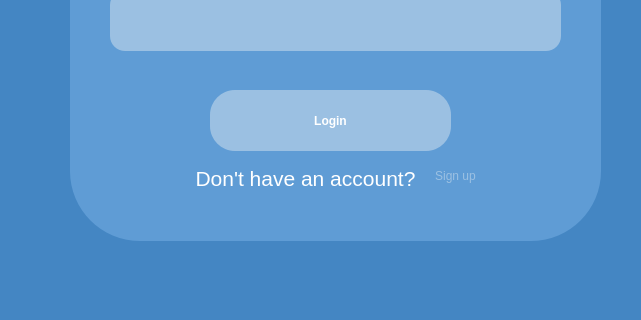
Above: AGUniverse/presentationLayer/login.ui from codingburgas/sprint-eschool-ag-universe before the change; both pictures show x 0 to 641 and y 400 to 720 of the 1100 by 720 pixel window. Below: the same form after it.
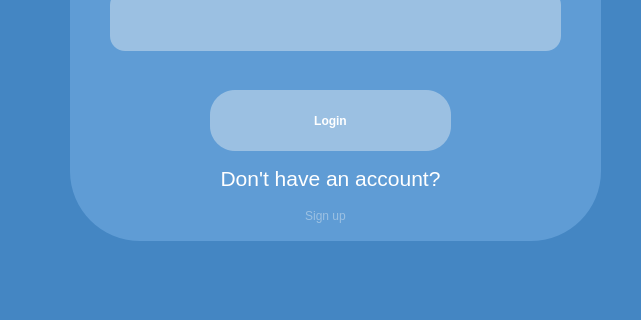
That is the form after the change. Icons and pictures are not drawn.

Commit message: Fix logout button(Close #19)

Diff of the .ui file:
```diff
--- a/AGUniverse/presentationLayer/login.ui
+++ b/AGUniverse/presentationLayer/login.ui
@@ -220,7 +220,7 @@
      <rect>
       <x>100</x>
       <y>560</y>
-      <width>411</width>
+      <width>461</width>
       <height>51</height>
      </rect>
     </property>
@@ -234,9 +234,9 @@
    <widget class="QPushButton" name="pushButton_2">
     <property name="geometry">
      <rect>
-      <x>410</x>
-      <y>560</y>
-      <width>91</width>
+      <x>240</x>
+      <y>600</y>
+      <width>171</width>
       <height>31</height>
      </rect>
     </property>
```
Left out of the diff: 18 changed lines with no effect on the pictures. The commit also changes 4 other files.
